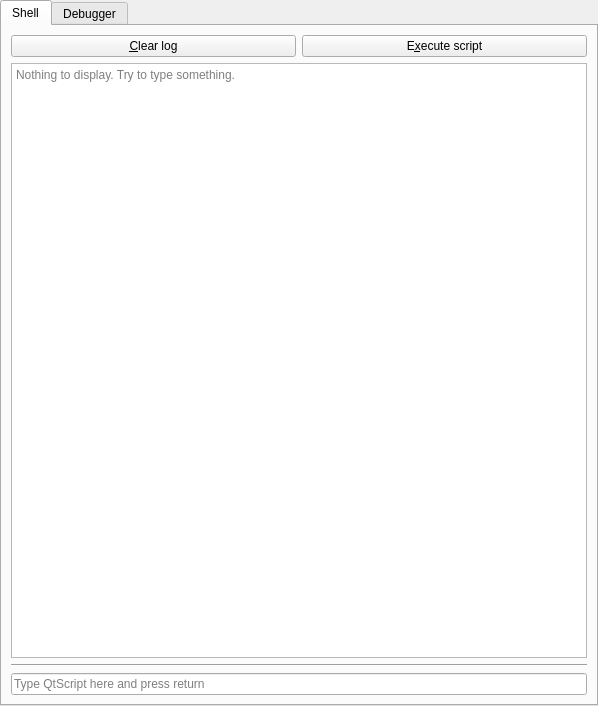
First picture: the form in inspector/coffeescriptterminal.ui, repository hbirchtree/coffeecutie, before the edit.
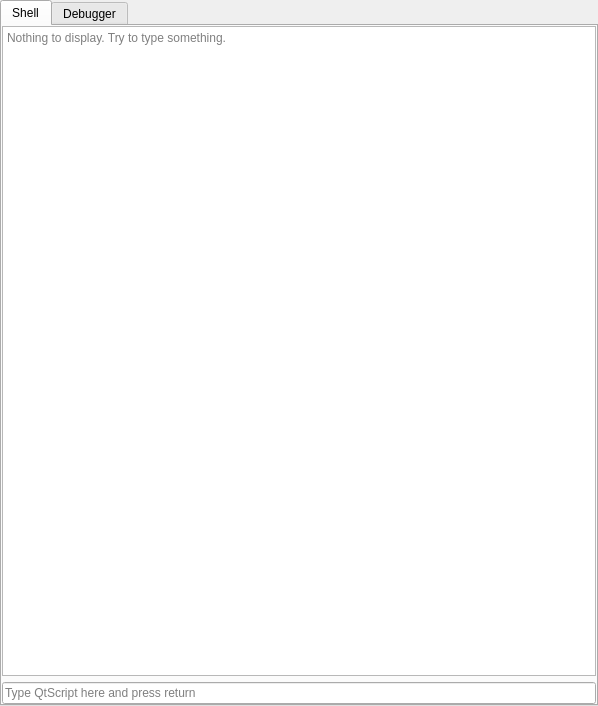
Second picture: the form after the edit. The open tabs and pages were chosen to show the change.

```diff
--- a/inspector/coffeescriptterminal.ui
+++ b/inspector/coffeescriptterminal.ui
@@ -66,17 +66,19 @@
        <string>Shell</string>
       </attribute>
       <layout class="QGridLayout" name="gridLayout_3">
+       <property name="leftMargin">
+        <number>0</number>
+       </property>
+       <property name="topMargin">
+        <number>0</number>
+       </property>
+       <property name="rightMargin">
+        <number>0</number>
+       </property>
+       <property name="bottomMargin">
+        <number>0</number>
+       </property>
        <item row="1" column="0" colspan="2">
-        <widget class="QTextEdit" name="scriptLog">
-         <property name="textInteractionFlags">
-          <set>Qt::LinksAccessibleByMouse|Qt::TextSelectableByKeyboard|Qt::TextSelectableByMouse</set>
-         </property>
-         <property name="placeholderText">
-          <string>Nothing to display. Try to type something.</string>
-         </property>
-        </widget>
-       </item>
-       <item row="3" column="0" colspan="2">
         <widget class="QLineEdit" name="scriptInput">
          <property name="placeholderText">
           <string>Type QtScript here and press return</string>
@@ -86,24 +88,13 @@
          </property>
         </widget>
        </item>
-       <item row="0" column="1">
-        <widget class="QPushButton" name="pushButton_2">
-         <property name="text">
-          <string>E&amp;xecute script</string>
+       <item row="0" column="0" colspan="2">
+        <widget class="QTextEdit" name="scriptLog">
+         <property name="textInteractionFlags">
+          <set>Qt::LinksAccessibleByMouse|Qt::TextSelectableByKeyboard|Qt::TextSelectableByMouse</set>
          </property>
-        </widget>
-       </item>
-       <item row="0" column="0">
-        <widget class="QPushButton" name="pushButton">
-         <property name="text">
-          <string>&amp;Clear log</string>
-         </property>
-        </widget>
-       </item>
-       <item row="2" column="0" colspan="2">
-        <widget class="Line" name="line">
-         <property name="orientation">
-          <enum>Qt::Horizontal</enum>
+         <property name="placeholderText">
+          <string>Nothing to display. Try to type something.</string>
          </property>
         </widget>
        </item>
```
Left out of the diff: 21 changed lines with no effect on the pictures.
